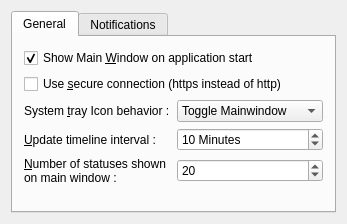
This is src/prefs_base.ui in KDE/choqok as Qt 5 draws it before an edit. The edited form follows.
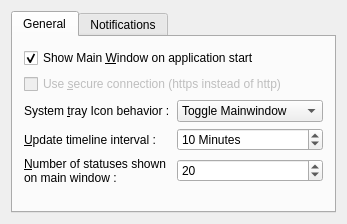
This is the edited form. Custom widgets are drawn as their Qt base class.

Commit message: GUI *Ability to Post new status to All available accounts implemented on Quick tweet tool, *Bug on Quick tweet : Do not add new accounts when on the fly, fixed. *Some improvements on Usability of App.

Diff of the .ui file:
```diff
--- a/src/prefs_base.ui
+++ b/src/prefs_base.ui
@@ -130,6 +130,12 @@
        </item>
        <item row="1" column="0" colspan="2" >
         <widget class="QCheckBox" name="kcfg_useSecureConnection" >
+         <property name="enabled" >
+          <bool>false</bool>
+         </property>
+         <property name="toolTip" >
+          <string>Temporarily don't work.</string>
+         </property>
          <property name="text" >
           <string>Use &amp;secure connection (https instead of http)</string>
          </property>
```
The commit also changes 6 other files.
